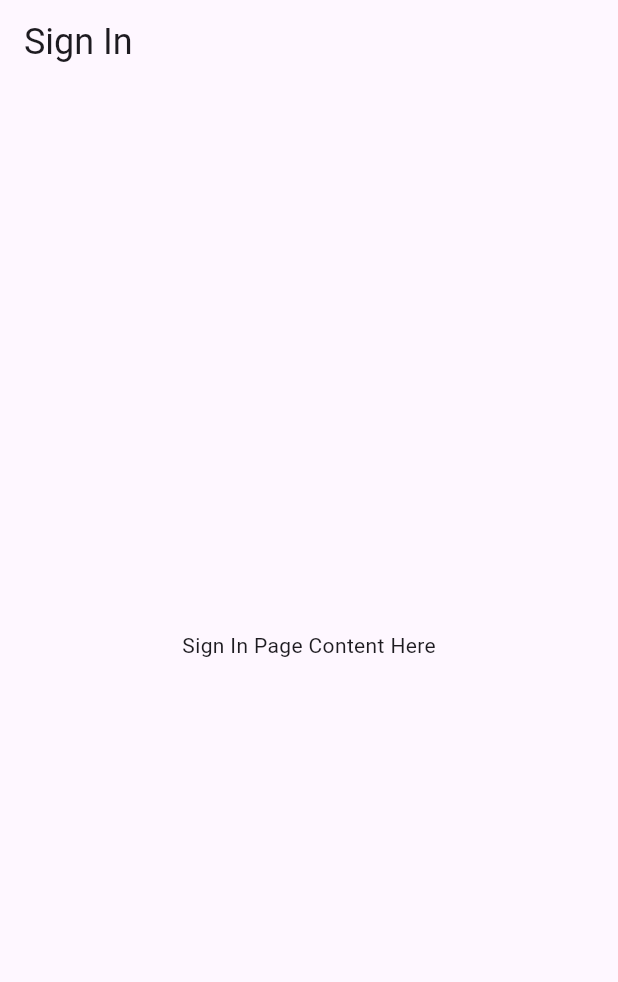
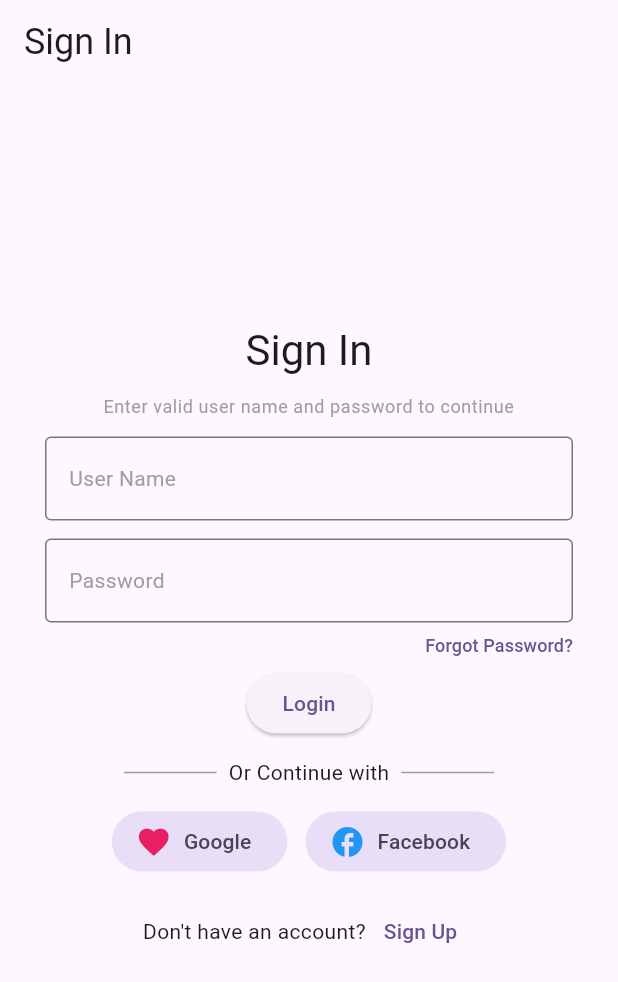
Before and after one commit to basharh/flutter-notes-app, a Flutter app: the screen it shows after launch, on a phone screen of 412 x 824 dp. Shown: the top 982 px of the screen. Run offline on Flutter 3.47's test engine with Material 3 defaults, Android fonts, the phone set to English and light mode, and no system bars.

Commit message:
basic login page

```diff
--- a/lib/pages/sign_in_page.dart
+++ b/lib/pages/sign_in_page.dart
@@ -8,7 +8,134 @@ class SignInPage extends StatelessWidget {
   Widget build(BuildContext context) {
     return Layout(
       title: 'Sign In',
-      child: const Center(child: Text('Sign In Page Content Here')),
+      child: Column(
+        spacing: 12,
+        mainAxisSize: MainAxisSize.min,
+        children: [
+          Text('Sign In', style: Theme.of(context).textTheme.headlineMedium),
+          Text(
+            'Enter valid user name and password to continue',
+            style: Theme.of(
+              context,
+            ).textTheme.bodySmall?.copyWith(color: Colors.grey),
+            textAlign: TextAlign.center,
+          ),
+          Column(
+            children: [
+              TextField(
+                decoration: InputDecoration(
+                  labelText: 'User Name',
+                  border: OutlineInputBorder(),
+                  labelStyle: Theme.of(
+                    context,
+                  ).textTheme.bodyMedium?.copyWith(color: Colors.grey),
+                ),
+              ),
+              SizedBox(height: 12),
+              TextField(
+                decoration: InputDecoration(
+                  labelText: 'Password',
+                  border: OutlineInputBorder(),
+                  labelStyle: Theme.of(
+                    context,
+                  ).textTheme.bodyMedium?.copyWith(color: Colors.grey),
+                ),
+                obscureText: true,
+              ),
+              Row(
+                mainAxisAlignment: MainAxisAlignment.end,
+                children: [
+                  TextButton(
+                    style: TextButton.styleFrom(
+                      padding: EdgeInsets.zero,
+                      minimumSize: const Size(50, 30),
+                      tapTargetSize: MaterialTapTargetSize.shrinkWrap,
+                      alignment: Alignment.centerLeft,
+                    ),
+                    onPressed: () {
+                      Navigator.pushNamed(context, '/forgot_password');
+                    },
+                    child: const Text(
+                      'Forgot Password?',
+                      style: TextStyle(fontSize: 12),
+                    ),
+                  ),
+                ],
+              ),
+              ElevatedButton(
+                style: Theme.of(context).elevatedButtonTheme.style?.copyWith(
+                  padding: WidgetStateProperty.resolveWith(
+                    (states) => const EdgeInsets.symmetric(
+                      horizontal: 100,
+                      vertical: 10,
+                    ),
+                  ),
+                ),
+                onPressed: () {
+                  // Implement sign-in logic here
+                },
+                child: const Text('Login'),
+              ),
+            ],
+          ),
+          Row(
+            mainAxisAlignment: MainAxisAlignment.center,
+            spacing: 8,
+            children: [
+              Container(
+                width: MediaQuery.of(context).size.width * 0.15,
+                height: 1,
+                color: Colors.grey,
+              ),
+              Text('Or Continue with'),
+              Container(
+                width: MediaQuery.of(context).size.width * 0.15,
+                height: 1,
+                color: Colors.grey,
+              ),
+            ],
+          ),
+          Row(
+            mainAxisAlignment: MainAxisAlignment.center,
+            spacing: 12,
+            children: [
+              FilledButton.tonalIcon(
+                label: Text('Google'),
+                icon: Icon(
+                  Icons.favorite,
+                  color: Colors.pink,
+                  size: 24.0,
+                  semanticLabel: 'Google Icon',
+                ),
+                onPressed: () {},
+              ),
+              FilledButton.tonalIcon(
+                label: Text('Facebook'),
+                icon: Icon(
+                  Icons.facebook_outlined,
+                  color: Colors.blue,
+                  size: 24.0,
+                  semanticLabel: 'Facebook Icon',
+                ),
+
+                onPressed: () {},
+              ),
+            ],
+          ),
+          Row(
+            mainAxisAlignment: MainAxisAlignment.center,
+            children: [
+              const Text("Don't have an account?"),
+              TextButton(
+                onPressed: () {
+                  Navigator.pushNamed(context, '/sign_up');
+                },
+                child: const Text('Sign Up'),
+              ),
+            ],
+          ),
+        ],
+      ),
     );
   }
 }
--- a/lib/widgets/common/layout/layout.dart
+++ b/lib/widgets/common/layout/layout.dart
@@ -21,7 +21,7 @@ class Layout extends StatelessWidget {
       ),
       body: Container(
         padding: const EdgeInsets.symmetric(
-          horizontal: 10,
+          horizontal: 30,
           vertical: 20,
         ).copyWith(top: 0),
         child: Center(child: child),
```
